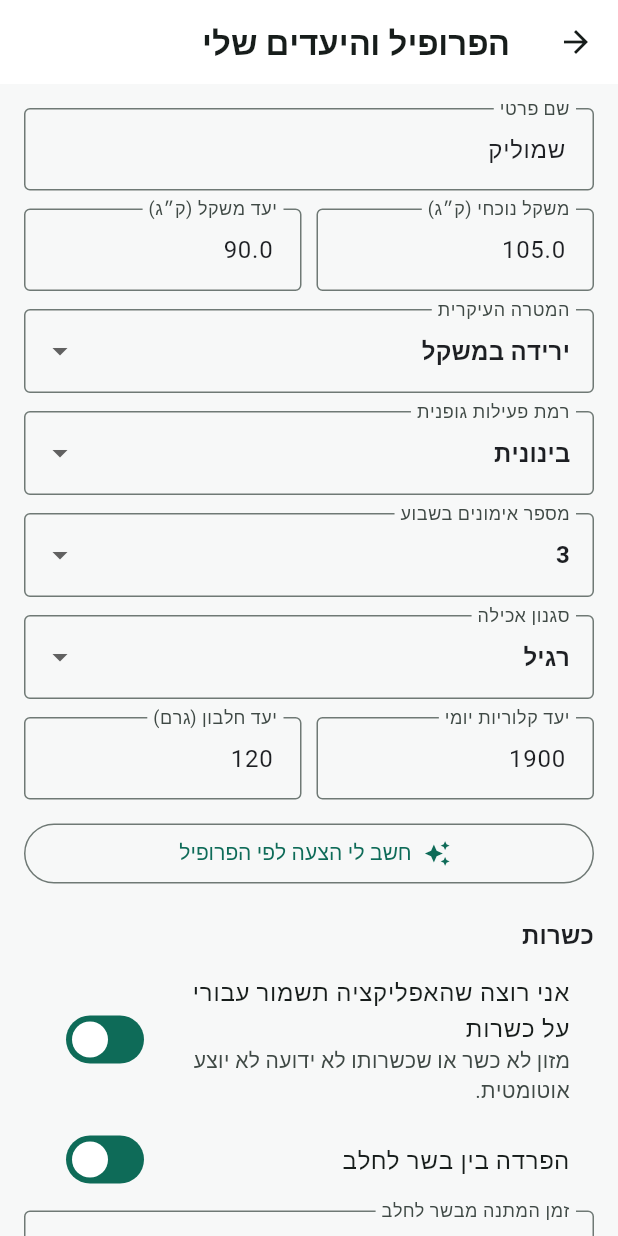
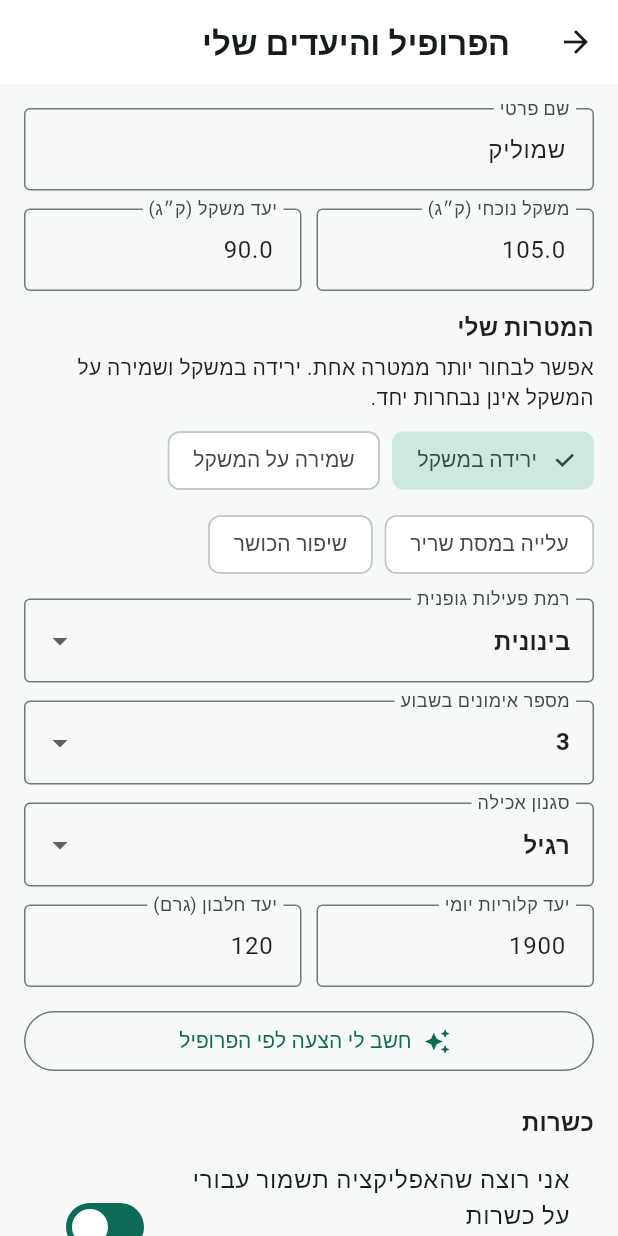
Before and after one commit to shmulik33-star/healthy-lifestyle-app, a Flutter app: the screen it shows after launch, after a tap on the "person outline" icon, on a phone screen of 412 x 824 dp. Run offline on Flutter 3.47's test engine with Material 3 defaults, Android fonts, the phone set to English and light mode, and no system bars; our stand-ins replace shared_preferences.

Commit message:
feat: allow selecting multiple profile goals

```diff
--- a/lib/features/profile/profile_screen.dart
+++ b/lib/features/profile/profile_screen.dart
@@ -1,5 +1,6 @@
 import 'package:flutter/material.dart';
 import '../../shared/models/app_state.dart';
+import 'profile_goals_store.dart';
 
 class ProfileScreen extends StatefulWidget {
   const ProfileScreen({super.key});
@@ -9,7 +10,8 @@ class ProfileScreen extends StatefulWidget {
 
 class _ProfileScreenState extends State<ProfileScreen> {
   TextEditingController? name,weight,target,calories,protein,customWait;
-  String? goal,activity,style;
+  List<String> goals=[];
+  String? activity,style;
   int? workoutDays;
   bool keepKosher=true;
   bool separateMeatDairy=true;
@@ -28,11 +30,19 @@ class _ProfileScreenState extends State<ProfileScreen> {
     calories=TextEditingController(text:'${s.calorieTarget}');
     protein=TextEditingController(text:'${s.proteinTarget}');
     customWait=TextEditingController(text:'${s.meatWaitMinutes}');
-    goal=s.primaryGoal; activity=s.activityLevel; style=s.eatingStyle;
+    goals=[s.primaryGoal];
+    activity=s.activityLevel; style=s.eatingStyle;
     workoutDays=s.workoutDaysPerWeek;
     keepKosher=s.kosherEnabled;
     separateMeatDairy=s.meatDairySeparationEnabled;
     waitMinutes=s.meatWaitMinutes;
+    _loadGoals(s.primaryGoal);
+  }
+
+  Future<void> _loadGoals(String fallbackGoal) async {
+    final saved=await ProfileGoalsStore.load(fallbackGoal:fallbackGoal);
+    if(!mounted)return;
+    setState(()=>goals=saved);
   }
 
   @override
@@ -65,12 +75,18 @@ class _ProfileScreenState extends State<ProfileScreen> {
             const SizedBox(width:10),
             Expanded(child:_f(target!,'יעד משקל (ק״ג)',number:true)),
           ]),
-          DropdownButtonFormField<String>(
-            initialValue:goal,
-            decoration:const InputDecoration(labelText:'המטרה העיקרית',border:OutlineInputBorder()),
-            items:['ירידה במשקל','שמירה על המשקל','עלייה במסת שריר','שיפור הכושר']
-                .map((v)=>DropdownMenuItem(value:v,child:Text(v))).toList(),
-            onChanged:(v)=>setState(()=>goal=v),
+          Text('המטרות שלי',style:Theme.of(context).textTheme.titleMedium),
+          const SizedBox(height:4),
+          const Text('אפשר לבחור יותר ממטרה אחת. ירידה במשקל ושמירה על המשקל אינן נבחרות יחד.'),
+          const SizedBox(height:8),
+          Wrap(
+            spacing:8,
+            runSpacing:8,
+            children:ProfileGoalsStore.options.map((goal)=>FilterChip(
+              label:Text(goal),
+              selected:goals.contains(goal),
+              onSelected:(_)=>setState(()=>goals=ProfileGoalsStore.toggleGoal(goals,goal)),
+            )).toList(),
           ),
           const SizedBox(height:12),
           DropdownButtonFormField<String>(
@@ -103,10 +119,16 @@ class _ProfileScreenState extends State<ProfileScreen> {
           ]),
           OutlinedButton.icon(
             onPressed:(){
-              s.primaryGoal=goal??s.primaryGoal;
-              s.activityLevel=activity??s.activityLevel;
-              calories!.text='${s.suggestedCalories()}';
-              protein!.text='${s.suggestedProtein()}';
+              final profileWeight=double.tryParse(weight!.text.replaceAll(',','.'))??s.currentWeight;
+              calories!.text='${ProfileGoalsStore.suggestedCalories(
+                weightKg:profileWeight,
+                activityLevel:activity??s.activityLevel,
+                goals:goals,
+              )}';
+              protein!.text='${ProfileGoalsStore.suggestedProtein(
+                weightKg:profileWeight,
+                goals:goals,
+              )}';
               setState((){});
             },
             icon:const Icon(Icons.auto_awesome),
@@ -158,17 +180,19 @@ class _ProfileScreenState extends State<ProfileScreen> {
           ],
           const SizedBox(height:16),
           FilledButton(
-            onPressed:(){
+            onPressed:() async {
               final finalWait=waitMinutes==-1
                   ? (int.tryParse(customWait!.text)??360)
                   : waitMinutes;
+              await ProfileGoalsStore.save(goals);
+              if(!mounted)return;
               s.updateProfile(
                 name:name!.text.trim().isEmpty?s.firstName:name!.text.trim(),
                 weight:double.tryParse(weight!.text.replaceAll(',','.'))??s.currentWeight,
                 target:double.tryParse(target!.text.replaceAll(',','.'))??s.targetWeight,
                 calories:int.tryParse(calories!.text)??s.calorieTarget,
                 protein:int.tryParse(protein!.text)??s.proteinTarget,
-                goal:goal,activity:activity,workoutDays:workoutDays,style:style,
+                goal:goals.first,activity:activity,workoutDays:workoutDays,style:style,
                 keepKosher:keepKosher,
                 separateMeatDairy:keepKosher&&separateMeatDairy,
                 waitMinutes:finalWait,
```
